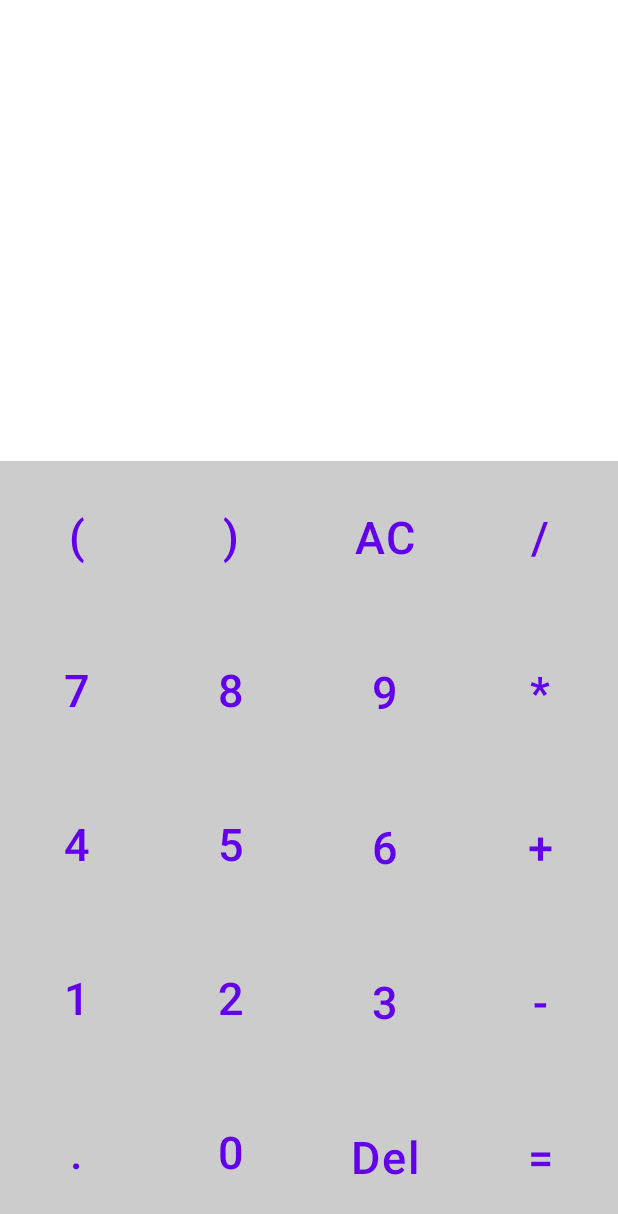
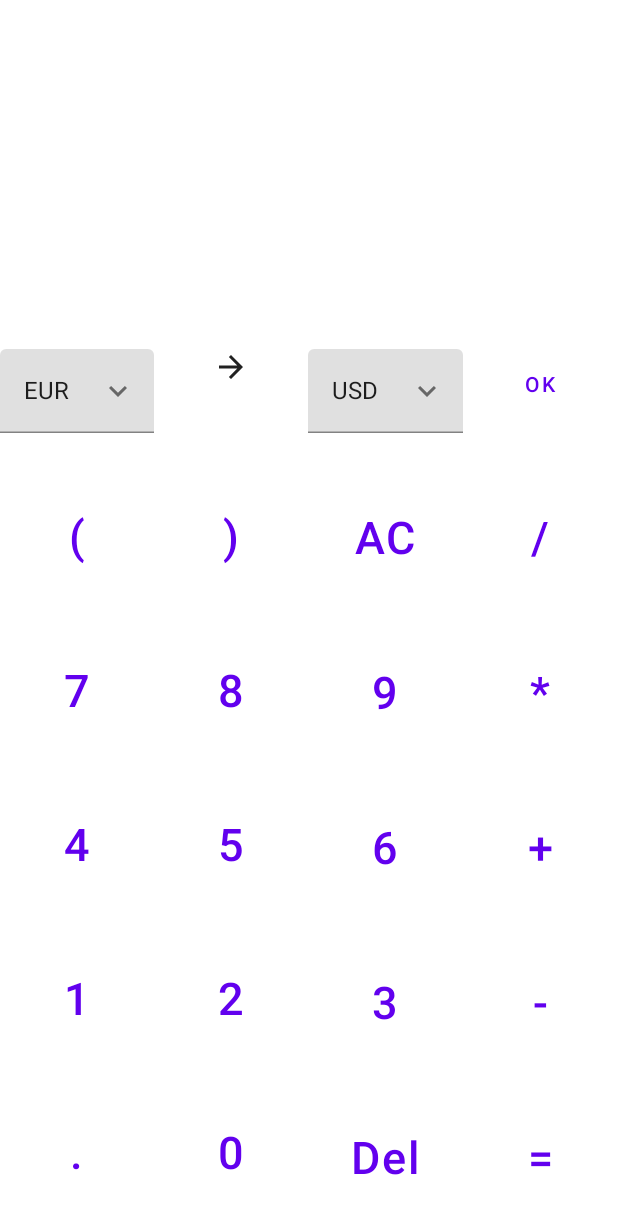
Before and after one commit to Shadowvault/SimpleCalculator, an Android app built with Jetpack Compose: the screen it shows after launch (MainActivity), on a phone screen of 412 x 824 dp. Shown: the top 1214 px of the screen. Run offline under Robolectric (Android 15) with nearby library versions, the phone set to English and light mode, and no system bars; our stand-ins replace Dagger/Hilt's generated code; libraries missing offline, so code that uses them is left out: com.github.keelar.exprk.

```diff
--- a/app/src/main/java/com/example/simplecalculator/presentation/screens/CalcScreen.kt
+++ b/app/src/main/java/com/example/simplecalculator/presentation/screens/CalcScreen.kt
@@ -1,21 +1,28 @@
 package com.example.simplecalculator.presentation.screens
 
 import androidx.compose.foundation.background
+import androidx.compose.foundation.clickable
 import androidx.compose.foundation.layout.*
 import androidx.compose.foundation.text.ClickableText
 import androidx.compose.material.*
-import androidx.compose.runtime.Composable
-import androidx.compose.runtime.mutableStateOf
+import androidx.compose.material.icons.Icons
+import androidx.compose.material.icons.filled.ArrowForward
+import androidx.compose.material.icons.filled.KeyboardArrowDown
+import androidx.compose.material.icons.filled.KeyboardArrowUp
 import androidx.compose.runtime.*
 import androidx.compose.ui.Alignment
 import androidx.compose.ui.Modifier
+import androidx.compose.ui.geometry.Size
 import androidx.compose.ui.graphics.Color
+import androidx.compose.ui.layout.onGloballyPositioned
+import androidx.compose.ui.platform.LocalDensity
 import androidx.compose.ui.text.AnnotatedString
 import androidx.compose.ui.text.TextStyle
 import androidx.compose.ui.text.style.TextAlign
 import androidx.compose.ui.tooling.preview.Preview
 import androidx.compose.ui.unit.dp
 import androidx.compose.ui.unit.sp
+import androidx.compose.ui.unit.toSize
 import androidx.hilt.navigation.compose.hiltViewModel
 import com.example.simplecalculator.presentation.screens.components.NumberButton
 import com.github.keelar.exprk.Expressions
@@ -32,7 +39,30 @@ fun CalcScreen(
     var textFieldHistoryState by remember { mutableStateOf("") }
     var hasBeenEval = false
 
-    Scaffold {
+
+
+    var fromCurr: String by remember { mutableStateOf("EUR") }
+    var fromExpanded by remember { mutableStateOf(false)}
+    var fromTextfieldSize by remember { mutableStateOf(Size.Zero)}
+    val fromIcon = if (fromExpanded)
+        Icons.Filled.KeyboardArrowUp
+    else
+        Icons.Filled.KeyboardArrowDown
+
+
+    var toCurr: String by remember { mutableStateOf("USD") }
+    var toExpanded by remember { mutableStateOf(false)}
+    var toTextfieldSize by remember { mutableStateOf(Size.Zero)}
+    val toIcon = if (fromExpanded)
+        Icons.Filled.KeyboardArrowUp
+    else
+        Icons.Filled.KeyboardArrowDown
+
+
+
+    val currencyList = listOf<String>("EUR","USD","CHF","SEK","GBP","JPY","AUD","CAD")
+
+    Surface() {
         Column(
             modifier = Modifier.fillMaxSize(),
             verticalArrangement = Arrangement.SpaceBetween,
@@ -48,7 +78,8 @@ fun CalcScreen(
                 Column(
                     horizontalAlignment = Alignment.End
                 ) {
-                    ClickableText(AnnotatedString(textFieldHistoryState),
+                    ClickableText(
+                        AnnotatedString(textFieldHistoryState),
                         style = TextStyle(fontSize = 30.sp),
                         onClick = {
                             textFieldState = Expressions().eval(textFieldHistoryState).toString()
@@ -61,11 +92,107 @@ fun CalcScreen(
                 }
             }
             Column {
+                Row(horizontalArrangement = Arrangement.SpaceEvenly) {
 
+
+                    Column(modifier = Modifier.weight(1f)) {
+                        TextField(
+                            singleLine = true,
+                            readOnly = true,
+                            value = fromCurr,
+                            onValueChange = { fromCurr = it },
+                            modifier = Modifier
+                                .fillMaxWidth()
+                                .onGloballyPositioned { coordinates ->
+                                    //This value is used to assign to the DropDown the same width
+                                    fromTextfieldSize = coordinates.size.toSize()
+                                },
+                            trailingIcon = {
+                                Icon(fromIcon,"contentDescription",
+                                    Modifier.clickable { fromExpanded = !fromExpanded })
+                            }
+                        )
+                        DropdownMenu(
+                            expanded = fromExpanded,
+                            onDismissRequest = { fromExpanded = false },
+                            modifier = Modifier
+                                .width(with(LocalDensity.current){fromTextfieldSize.width.toDp()})
+                        ) {
+                            currencyList.forEach { label ->
+                                DropdownMenuItem(onClick = {
+                                    fromCurr = label
+                                    fromExpanded = !fromExpanded
+                                }) {
+                                    Text(text = label)
+                                }
+                            }
+                        }
+                    }
+
+
+
+
+
+                    Box(modifier = Modifier
+                        .weight(1f)
+                        .width(IntrinsicSize.Min), contentAlignment = Alignment.Center) {
+                        Icon(Icons.Filled.ArrowForward, "")
+                    }
+
+
+                    Column(modifier = Modifier.weight(1f)) {
+                        TextField(
+                            singleLine = true,
+                            readOnly = true,
+                            value = toCurr,
+                            onValueChange = { toCurr = it },
+                            modifier = Modifier
+                                .fillMaxWidth()
+                                .onGloballyPositioned { coordinates ->
+                                    //This value is used to assign to the DropDown the same width
+                                    toTextfieldSize = coordinates.size.toSize()
+                                },
+                            trailingIcon = {
+                                Icon(toIcon,"contentDescription",
+                                    Modifier.clickable { toExpanded = !toExpanded })
+                            }
+                        )
+                        DropdownMenu(
+                            expanded = toExpanded,
+                            onDismissRequest = { toExpanded = false },
+                            modifier = Modifier
+                                .width(with(LocalDensity.current){toTextfieldSize.width.toDp()})
+                        ) {
+                            currencyList.forEach { label ->
+                                DropdownMenuItem(onClick = {
+                                    toCurr = label
+                                    toExpanded = !toExpanded
+                                }) {
+                                    Text(text = label)
+                                }
+                            }
+                        }
+                    }
+
+
+
+
+                    TextButton(onClick = {
+                        if (textFieldState.matches("-?\\d+(\\.\\d+)?".toRegex())) {
+                            viewModel.getConversion(fromCurr, toCurr, textFieldState)
+                        }
+
+                    }, modifier = Modifier
+                        .weight(1f)
+                        .width(IntrinsicSize.Min)) {
+                        Text("OK")
+
+                    }
+                }
+                Text(viewModel.conversion.value)
                 Row(
                     modifier = Modifier
                         .height(IntrinsicSize.Min)
-                        .background(color = Color.LightGray)
                         .fillMaxWidth()
                 ) {
                     Column(
--- a/app/src/main/java/com/example/simplecalculator/presentation/screens/CalcScreenViewModel.kt
+++ b/app/src/main/java/com/example/simplecalculator/presentation/screens/CalcScreenViewModel.kt
@@ -1,5 +1,6 @@
 package com.example.simplecalculator.presentation.screens
 
+import android.util.Log
 import androidx.compose.runtime.State
 import androidx.compose.runtime.mutableStateOf
 import androidx.lifecycle.ViewModel
@@ -16,7 +17,12 @@ class CalcScreenViewModel @Inject constructor(
 ) : ViewModel() {
 
     private val _state = mutableStateOf("")
-    val state: State<String> = _state
+    val conversion: State<String> = _state
+
+    private val _mainTextState = mutableStateOf("")
+    val mainTextState: State<String> = _state
+
+    private val _hasBeenEval = mutableStateOf(false)
 
     fun getConversion(baseC: String, targetC: String, amountC: String) {
         getConversionUseCase(baseC, targetC, amountC).onEach { result ->
```
